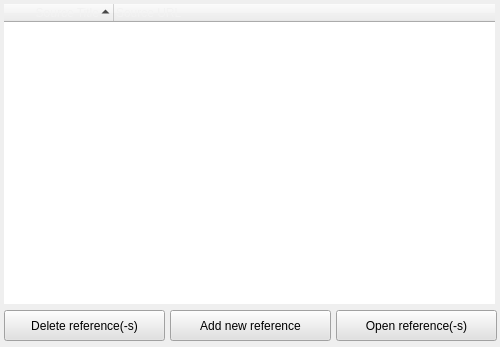
The window that ui_templates/main_window.ui (lai55ez-faire/reference_manager) describes before a commit, drawn with Qt 5.
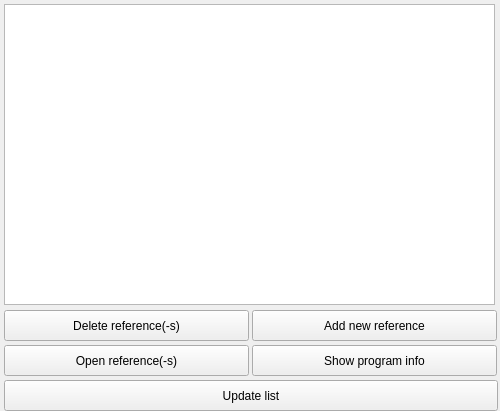
The same window after the commit.

Commit message:
Reference manager v0.81
Fixed bug with .gitignore
Static files added

```diff
--- a/ui_templates/main_window.ui
+++ b/ui_templates/main_window.ui
@@ -7,7 +7,7 @@
     <x>0</x>
     <y>0</y>
     <width>500</width>
-    <height>347</height>
+    <height>411</height>
    </rect>
   </property>
   <property name="windowTitle">
@@ -16,184 +16,17 @@
   <property name="styleSheet">
    <string notr="true"/>
   </property>
-  <widget class="QTreeWidget" name="referencesList">
-   <property name="enabled">
-    <bool>true</bool>
-   </property>
-   <property name="geometry">
-    <rect>
-     <x>4</x>
-     <y>4</y>
-     <width>491</width>
-     <height>300</height>
-    </rect>
-   </property>
-   <property name="sizePolicy">
-    <sizepolicy hsizetype="Expanding" vsizetype="Expanding">
-     <horstretch>0</horstretch>
-     <verstretch>0</verstretch>
-    </sizepolicy>
-   </property>
-   <property name="minimumSize">
-    <size>
-     <width>256</width>
-     <height>300</height>
-    </size>
-   </property>
-   <property name="baseSize">
-    <size>
-     <width>0</width>
-     <height>0</height>
-    </size>
-   </property>
-   <property name="styleSheet">
-    <string notr="true"/>
-   </property>
-   <property name="locale">
-    <locale language="English" country="UnitedStates"/>
-   </property>
-   <property name="frameShape">
-    <enum>QFrame::NoFrame</enum>
-   </property>
-   <property name="frameShadow">
-    <enum>QFrame::Sunken</enum>
-   </property>
-   <property name="lineWidth">
-    <number>0</number>
-   </property>
-   <property name="horizontalScrollBarPolicy">
-    <enum>Qt::ScrollBarAlwaysOff</enum>
-   </property>
-   <property name="editTriggers">
-    <set>QAbstractItemView::NoEditTriggers</set>
-   </property>
-   <property name="tabKeyNavigation">
-    <bool>false</bool>
-   </property>
-   <property name="showDropIndicator" stdset="0">
-    <bool>false</bool>
-   </property>
-   <property name="dragEnabled">
-    <bool>false</bool>
-   </property>
-   <property name="dragDropOverwriteMode">
-    <bool>false</bool>
-   </property>
-   <property name="textElideMode">
-    <enum>Qt::ElideRight</enum>
-   </property>
-   <property name="horizontalScrollMode">
-    <enum>QAbstractItemView::ScrollPerPixel</enum>
-   </property>
-   <property name="indentation">
-    <number>5</number>
-   </property>
-   <property name="rootIsDecorated">
-    <bool>true</bool>
-   </property>
-   <property name="uniformRowHeights">
-    <bool>true</bool>
-   </property>
-   <property name="itemsExpandable">
-    <bool>false</bool>
-   </property>
-   <property name="sortingEnabled">
-    <bool>true</bool>
-   </property>
-   <property name="expandsOnDoubleClick">
-    <bool>false</bool>
-   </property>
-   <property name="columnCount">
-    <number>2</number>
-   </property>
-   <attribute name="headerVisible">
-    <bool>true</bool>
-   </attribute>
-   <attribute name="headerCascadingSectionResizes">
-    <bool>false</bool>
-   </attribute>
-   <attribute name="headerMinimumSectionSize">
-    <number>65</number>
-   </attribute>
-   <attribute name="headerDefaultSectionSize">
-    <number>110</number>
-   </attribute>
-   <attribute name="headerHighlightSections">
-    <bool>false</bool>
-   </attribute>
-   <attribute name="headerShowSortIndicator" stdset="0">
-    <bool>true</bool>
-   </attribute>
-   <attribute name="headerStretchLastSection">
-    <bool>true</bool>
-   </attribute>
-   <column>
-    <property name="text">
-     <string>Source Title</string>
-    </property>
-    <property name="font">
-     <font>
-      <pointsize>9</pointsize>
-     </font>
-    </property>
-    <property name="textAlignment">
-     <set>AlignTrailing|AlignVCenter</set>
-    </property>
-    <property name="background">
-     <color>
-      <red>22</red>
-      <green>22</green>
-      <blue>30</blue>
-     </color>
-    </property>
-    <property name="foreground">
-     <brush brushstyle="SolidPattern">
-      <color alpha="255">
-       <red>242</red>
-       <green>242</green>
-       <blue>242</blue>
-      </color>
-     </brush>
-    </property>
-   </column>
-   <column>
-    <property name="text">
-     <string>Source URL</string>
-    </property>
-    <property name="font">
-     <font>
-      <pointsize>9</pointsize>
-     </font>
-    </property>
-    <property name="background">
-     <color>
-      <red>22</red>
-      <green>22</green>
-      <blue>30</blue>
-     </color>
-    </property>
-    <property name="foreground">
-     <brush brushstyle="SolidPattern">
-      <color alpha="255">
-       <red>242</red>
-       <green>242</green>
-       <blue>242</blue>
-      </color>
-     </brush>
-    </property>
-   </column>
-  </widget>
   <widget class="QPushButton" name="deleteButton">
    <property name="geometry">
     <rect>
      <x>4</x>
      <y>310</y>
-     <width>161</width>
+     <width>245</width>
      <height>31</height>
     </rect>
    </property>
    <property name="styleSheet">
-    <string notr="true">background-color: rgb(225, 225, 225); сolor: rgb(25, 25, 25);</string>
+    <string notr="true"/>
    </property>
    <property name="text">
     <string>Delete reference(-s)</string>
@@ -202,14 +35,14 @@
   <widget class="QPushButton" name="addButton">
    <property name="geometry">
     <rect>
-     <x>170</x>
+     <x>252</x>
      <y>310</y>
-     <width>161</width>
+     <width>245</width>
      <height>31</height>
     </rect>
    </property>
    <property name="styleSheet">
-    <string notr="true">background-color: rgb(225, 225, 225); сolor: rgb(25, 25, 25);</string>
+    <string notr="true"/>
    </property>
    <property name="text">
     <string>Add new reference</string>
@@ -218,19 +51,52 @@
   <widget class="QPushButton" name="openButton">
    <property name="geometry">
     <rect>
-     <x>336</x>
-     <y>310</y>
-     <width>161</width>
+     <x>4</x>
+     <y>345</y>
+     <width>245</width>
      <height>31</height>
     </rect>
    </property>
-   <property name="styleSheet">
-    <string notr="true">background-color: rgb(225, 225, 225); сolor: rgb(25, 25, 25);</string>
-   </property>
    <property name="text">
     <string>Open reference(-s)</string>
    </property>
   </widget>
+  <widget class="QPushButton" name="showInfoButton">
+   <property name="geometry">
+    <rect>
+     <x>252</x>
+     <y>345</y>
+     <width>245</width>
+     <height>31</height>
+    </rect>
+   </property>
+   <property name="text">
+    <string>Show program info</string>
+   </property>
+  </widget>
+  <widget class="QListWidget" name="referencesList">
+   <property name="geometry">
+    <rect>
+     <x>4</x>
+     <y>4</y>
+     <width>491</width>
+     <height>301</height>
+    </rect>
+   </property>
+  </widget>
+  <widget class="QPushButton" name="updateButton">
+   <property name="geometry">
+    <rect>
+     <x>4</x>
+     <y>380</y>
+     <width>494</width>
+     <height>31</height>
+    </rect>
+   </property>
+   <property name="text">
+    <string>Update list</string>
+   </property>
+  </widget>
  </widget>
  <resources/>
  <connections/>
```
The commit also changes 9 other files.
